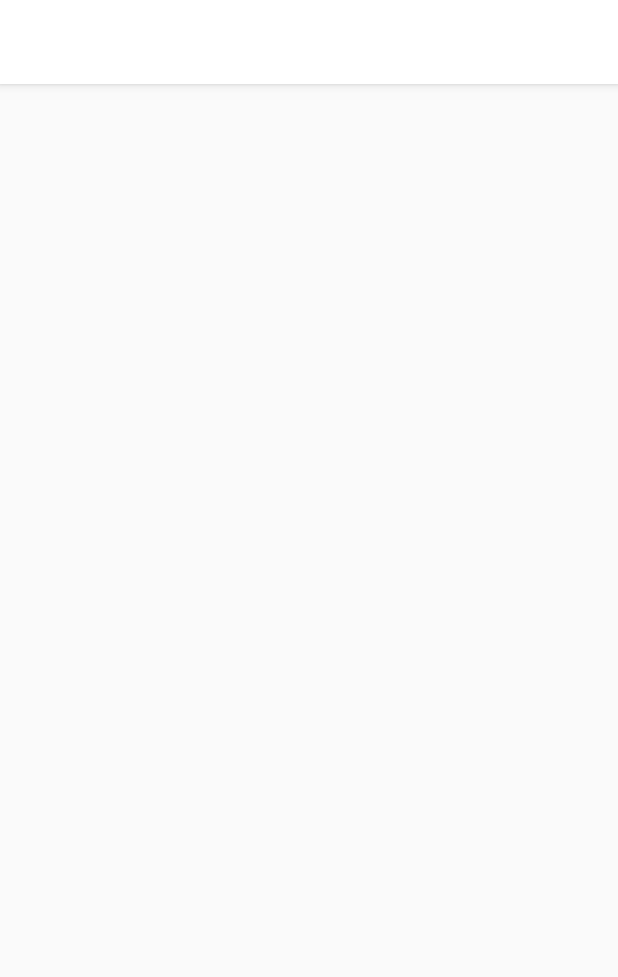
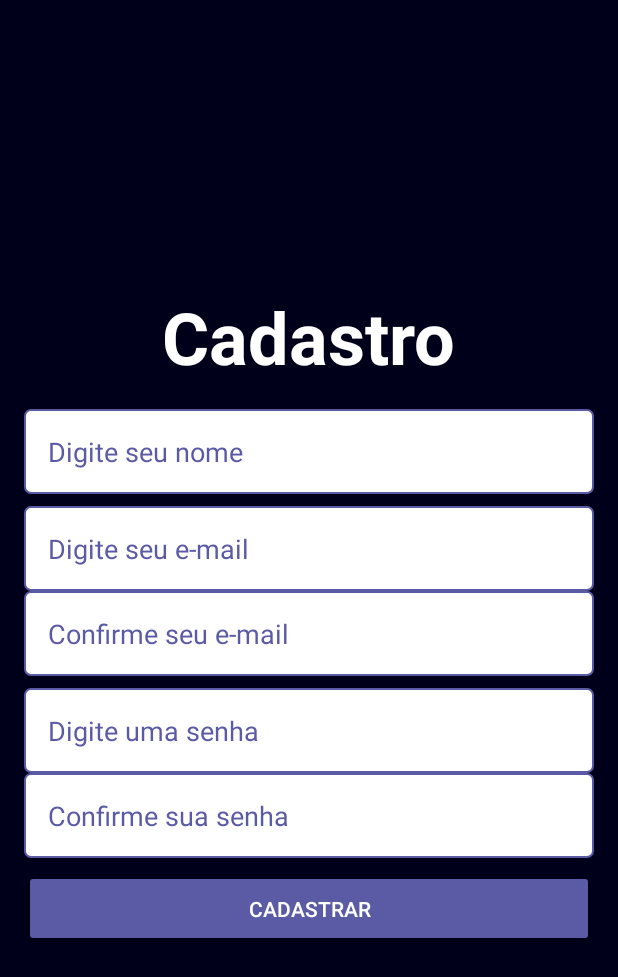
Before and after one commit to juniormargalho/hubSenhas, an Android app: the CadastroActivity screen opened directly, with no data from a screen before it, on a phone screen of 412 x 824 dp. Shown: the top 977 px of the screen. Run offline under Robolectric (Android 15) with nearby library versions, the phone set to English and light mode, and no system bars.

Commit message:
tela de cadastro

```diff
--- a/app/src/main/java/com/juniormargalho/projeto2020/hubsenhas/activity/CadastroActivity.java
+++ b/app/src/main/java/com/juniormargalho/projeto2020/hubsenhas/activity/CadastroActivity.java
@@ -3,14 +3,29 @@ package com.juniormargalho.projeto2020.hubsenhas.activity;
 import androidx.appcompat.app.AppCompatActivity;
 
 import android.os.Bundle;
+import android.widget.Button;
+import android.widget.EditText;
 
 import com.juniormargalho.projeto2020.hubsenhas.R;
 
 public class CadastroActivity extends AppCompatActivity {
+    private EditText editCadastroNome, editCadastroEmail, editCadastroEmailConfirmar, editCadastroSenha, editCadastroSenhaConfirmar;
+    private Button buttonCadastroCadastrar;
 
     @Override
     protected void onCreate(Bundle savedInstanceState) {
         super.onCreate(savedInstanceState);
         setContentView(R.layout.activity_cadastro);
+        getSupportActionBar().hide();
+
+        inicializar();
+    }
+
+    private void inicializar(){
+        editCadastroNome = findViewById(R.id.editCadastroNome);
+        editCadastroEmail = findViewById(R.id.editCadastroEmail);
+        editCadastroEmailConfirmar = findViewById(R.id.editCadastroEmailConfirmar);
+        editCadastroSenha = findViewById(R.id.editCadastroSenha);
+        editCadastroSenhaConfirmar = findViewById(R.id.editCadastroSenhaConfirmar);
     }
 }
--- a/app/src/main/java/com/juniormargalho/projeto2020/hubsenhas/activity/LoginActivity.java
+++ b/app/src/main/java/com/juniormargalho/projeto2020/hubsenhas/activity/LoginActivity.java
@@ -2,16 +2,39 @@ package com.juniormargalho.projeto2020.hubsenhas.activity;
 
 import androidx.appcompat.app.AppCompatActivity;
 
+import android.content.Intent;
 import android.os.Bundle;
+import android.view.View;
+import android.widget.Button;
+import android.widget.EditText;
+import android.widget.TextView;
 
 import com.juniormargalho.projeto2020.hubsenhas.R;
 
 public class LoginActivity extends AppCompatActivity {
+    private EditText editLoginEmail, editLoginSenha;
+    private Button buttonLoginEntrar;
+    private TextView textLoginCadastrese;
 
     @Override
     protected void onCreate(Bundle savedInstanceState) {
         super.onCreate(savedInstanceState);
         setContentView(R.layout.activity_login);
         getSupportActionBar().hide();
+
+        inicializar();
+    }
+
+    public void cadastrese(View view){
+        Intent i = new Intent(LoginActivity.this, CadastroActivity.class);
+        startActivity(i);
+        finish();
+    }
+
+    private void inicializar(){
+        editLoginEmail = findViewById(R.id.editLoginEmail);
+        editLoginSenha = findViewById(R.id.editLoginSenha);
+        buttonLoginEntrar = findViewById(R.id.buttonLoginEntrar);
+        textLoginCadastrese = findViewById(R.id.textLoginCadastrese);
     }
 }
--- a/app/src/main/res/layout/activity_cadastro.xml
+++ b/app/src/main/res/layout/activity_cadastro.xml
@@ -1,9 +1,89 @@
 <?xml version="1.0" encoding="utf-8"?>
-<androidx.constraintlayout.widget.ConstraintLayout xmlns:android="http://schemas.android.com/apk/res/android"
+<LinearLayout
+    xmlns:android="http://schemas.android.com/apk/res/android"
     xmlns:app="http://schemas.android.com/apk/res-auto"
     xmlns:tools="http://schemas.android.com/tools"
     android:layout_width="match_parent"
     android:layout_height="match_parent"
+    android:background="@color/colorPrimaryDark"
+    android:gravity="center"
+    android:orientation="vertical"
+    android:padding="16dp"
     tools:context=".activity.CadastroActivity">
 
-</androidx.constraintlayout.widget.ConstraintLayout>
+    <TextView
+        android:layout_width="wrap_content"
+        android:layout_height="wrap_content"
+        android:text="Cadastro"
+        android:textColor="@color/colorPrimary"
+        android:textSize="48sp"
+        android:layout_marginBottom="16dp"
+        android:textStyle="bold" />
+
+    <EditText
+        android:id="@+id/editCadastroNome"
+        android:layout_width="match_parent"
+        android:layout_height="wrap_content"
+        android:layout_marginBottom="8dp"
+        android:background="@drawable/bg_edit_text"
+        android:ems="10"
+        android:hint="Digite seu nome"
+        android:inputType="textPersonName"
+        android:padding="16dp"
+        android:textColorHint="@color/azulClaro" />
+
+    <EditText
+        android:id="@+id/editCadastroEmail"
+        android:layout_width="match_parent"
+        android:layout_height="wrap_content"
+        android:background="@drawable/bg_edit_text"
+        android:ems="10"
+        android:hint="Digite seu e-mail"
+        android:inputType="textEmailAddress"
+        android:padding="16dp"
+        android:textColorHint="@color/azulClaro" />
+
+    <EditText
+        android:id="@+id/editCadastroEmailConfirmar"
+        android:layout_width="match_parent"
+        android:layout_height="wrap_content"
+        android:layout_marginBottom="8dp"
+        android:background="@drawable/bg_edit_text"
+        android:ems="10"
+        android:hint="Confirme seu e-mail"
+        android:inputType="textEmailAddress"
+        android:padding="16dp"
+        android:textColorHint="@color/azulClaro" />
+
+    <EditText
+        android:id="@+id/editCadastroSenha"
+        android:layout_width="match_parent"
+        android:layout_height="wrap_content"
+        android:background="@drawable/bg_edit_text"
+        android:ems="10"
+        android:hint="Digite uma senha"
+        android:inputType="textPassword"
+        android:padding="16dp"
+        android:textColorHint="@color/azulClaro" />
+
+    <EditText
+        android:id="@+id/editCadastroSenhaConfirmar"
+        android:layout_width="match_parent"
+        android:layout_height="wrap_content"
+        android:ems="10"
+        android:hint="Confirme sua senha"
+        android:background="@drawable/bg_edit_text"
+        android:padding="16dp"
+        android:textColorHint="@color/azulClaro"
+        android:layout_marginBottom="8dp"
+        android:inputType="textPassword" />
+
+    <Button
+        android:id="@+id/buttonCadastroCadastrar"
+        android:layout_width="match_parent"
+        android:layout_height="wrap_content"
+        android:theme="@style/botaoPadrao"
+        android:padding="16dp"
+        android:text="Cadastrar" />
+
+</LinearLayout>
--- a/app/src/main/res/layout/activity_login.xml
+++ b/app/src/main/res/layout/activity_login.xml
@@ -21,23 +21,23 @@
         android:id="@+id/editLoginEmail"
         android:layout_width="match_parent"
         android:layout_height="wrap_content"
+        android:background="@drawable/bg_edit_text"
         android:ems="10"
-        android:hint="E-mail"
-        android:background="@drawable/bg_edit_text"
+        android:hint="Digite seu e-mail"
+        android:inputType="textEmailAddress"
         android:padding="16dp"
-        android:inputType="textEmailAddress"
         android:textColorHint="@color/azulClaro" />
 
     <EditText
         android:id="@+id/editLoginSenha"
         android:layout_width="match_parent"
         android:layout_height="wrap_content"
+        android:layout_marginBottom="8dp"
+        android:background="@drawable/bg_edit_text"
         android:ems="10"
-        android:hint="Senha"
-        android:background="@drawable/bg_edit_text"
+        android:hint="Digite sua senha"
+        android:inputType="textPassword"
         android:padding="16dp"
-        android:inputType="textPassword"
-        android:layout_marginBottom="8dp"
         android:textColorHint="@color/azulClaro" />
 
     <Button
@@ -60,6 +60,7 @@
             android:id="@+id/textLoginCadastrese"
             android:layout_width="wrap_content"
             android:layout_height="wrap_content"
+            android:onClick="cadastrese"
             android:text="Cadastre-se"
             android:textColor="@color/colorPrimary"
             android:textIsSelectable="false"
--- a/app/src/main/res/layout/activity_splash.xml
+++ b/app/src/main/res/layout/activity_splash.xml
@@ -14,7 +14,6 @@
         android:layout_marginBottom="16dp"
         android:text="Hub Senhas"
         android:textColor="@color/colorPrimary"
-        android:textColorLink="@color/colorPrimary"
         android:textSize="48sp"
         android:textStyle="bold"
         app:layout_constraintBottom_toTopOf="@+id/imageView2"
--- a/app/src/main/res/values/colors.xml
+++ b/app/src/main/res/values/colors.xml
@@ -4,5 +4,5 @@
     <color name="colorPrimaryDark">#00001A</color>
     <color name="colorAccent">#4D0018</color>
 
-    <color name="azulClaro">#0D0D3E</color>
+    <color name="azulClaro">#5A5AA5</color>
 </resources>
```
